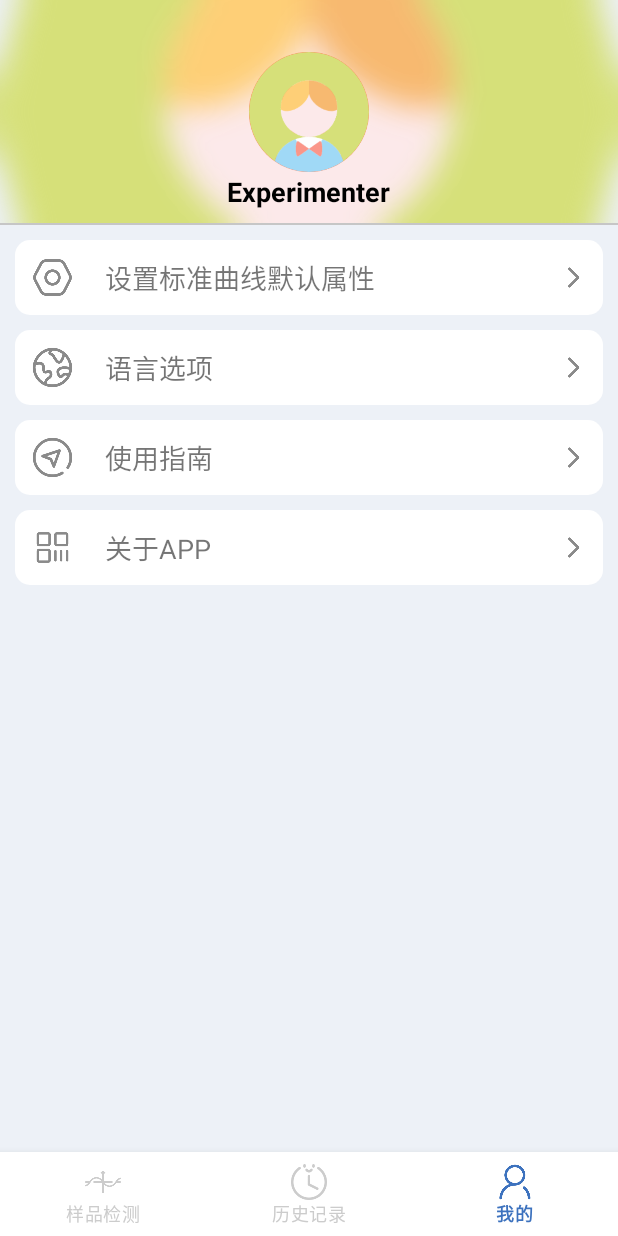
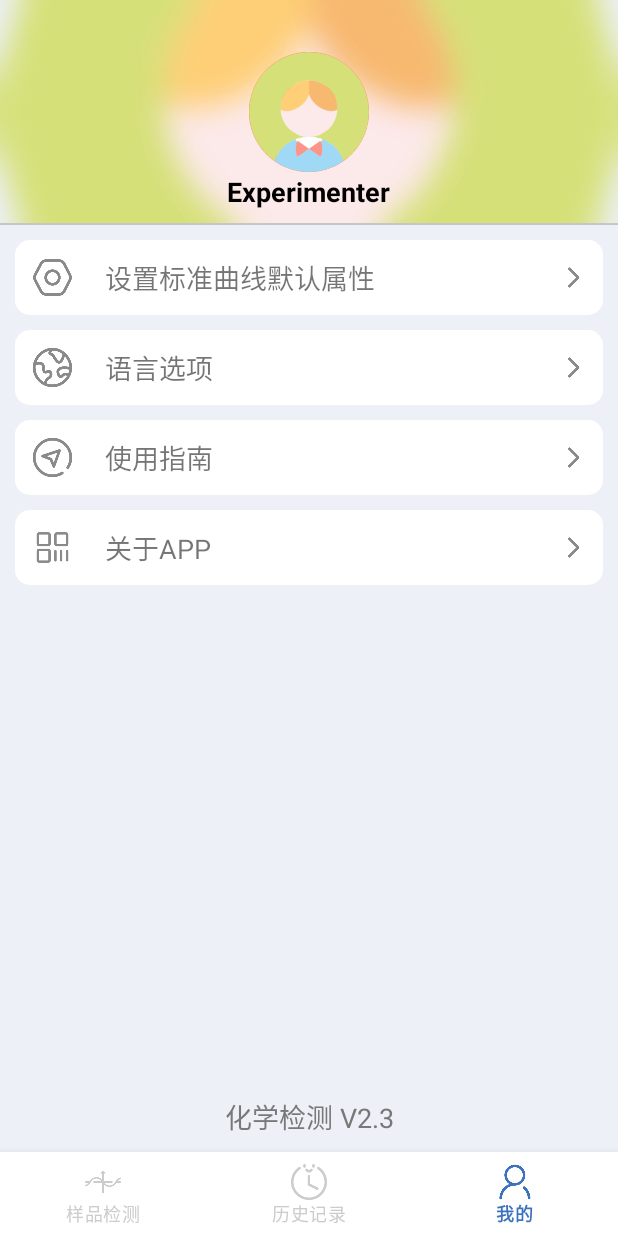
Before and after one commit to Fighting-duck/ChemicalTest, an Android app: the screen it shows after launch (BottomNavigationActivity), item 3 of the bottom bar chosen, on a phone screen of 412 x 824 dp. Run offline under Robolectric (Android 15) with nearby library versions, the phone set to English and light mode, and no system bars; our stand-ins replace Room's generated code; libraries missing offline, so code that uses them is left out: com.blankj.utilcode, com.github.mikephil.charting; 4 statements that could not run were skipped.

```diff
--- a/app/src/main/java/com/lsy/chemicaltest_new/activitys/smpleTest/ColorimetricActivity.java
+++ b/app/src/main/java/com/lsy/chemicaltest_new/activitys/smpleTest/ColorimetricActivity.java
@@ -313,7 +313,7 @@ public class ColorimetricActivity extends BaseActivity {
 
     @NonNull
     private SelectCurveFragment getSelectCurveFragment() {
-        SelectCurveFragment dialogFragment = new SelectCurveFragment();
+        SelectCurveFragment dialogFragment = new SelectCurveFragment(2);
         dialogFragment.setOnSelectCurveListener(new SelectCurveFragment.OnFragmentChangeListener() {
             @Override
             public void onSelectCurve(StandardCurve selectCurve) {
--- a/app/src/main/java/com/lsy/chemicaltest_new/activitys/smpleTest/ThermalActivity.java
+++ b/app/src/main/java/com/lsy/chemicaltest_new/activitys/smpleTest/ThermalActivity.java
@@ -207,7 +207,7 @@ public class ThermalActivity extends BaseActivity implements EasyPermissions.Per
 
     @NonNull
     private SelectCurveFragment getSelectCurveFragment() {
-        SelectCurveFragment dialogFragment = new SelectCurveFragment();
+        SelectCurveFragment dialogFragment = new SelectCurveFragment(3);
         dialogFragment.setOnSelectCurveListener(new SelectCurveFragment.OnFragmentChangeListener() {
             @Override
             public void onSelectCurve(StandardCurve selectCurve) {
--- a/app/src/main/java/com/lsy/chemicaltest_new/fragments/MineFragment.java
+++ b/app/src/main/java/com/lsy/chemicaltest_new/fragments/MineFragment.java
@@ -1,6 +1,7 @@
 package com.lsy.chemicaltest_new.fragments;
 
 
+import android.annotation.SuppressLint;
 import android.app.AlertDialog;
 import android.app.Dialog;
 import android.content.Context;
@@ -23,6 +24,7 @@ import androidx.lifecycle.ViewModelProvider;
 
 import com.bumptech.glide.Glide;
 import com.bumptech.glide.load.resource.bitmap.CircleCrop;
+import com.lsy.chemicaltest_new.BuildConfig;
 import com.lsy.chemicaltest_new.MyApplication;
 import com.lsy.chemicaltest_new.R;
 import com.lsy.chemicaltest_new.activitys.BottomNavigationActivity;
@@ -87,7 +89,10 @@ public class MineFragment extends Fragment {
     }
 
 
+    @SuppressLint("SetTextI18n")
     private void initUI() {
+        String appName = getString(R.string.app_name);
+        mBinding.tvVersion.setText(appName+ " V" + BuildConfig.VERSION_NAME);
         mBinding.flSetting.setOnClickListener(this::onClick);
         mBinding.tvExperimenterName.setOnClickListener(this::onClick);
         mBinding.flUseLanguage.setOnClickListener(this::onClick);
@@ -163,6 +168,7 @@ public class MineFragment extends Fragment {
                 mAvatarHelper.loadAvatar(experimenter.getImage()); //  加载模糊头像背景
             }
         });
+
     }
 
     public void setImage(Bitmap bitmap) {
--- a/app/src/main/res/layout/fragment_mine.xml
+++ b/app/src/main/res/layout/fragment_mine.xml
@@ -50,7 +50,8 @@
     <LinearLayout
         android:orientation="vertical"
         android:layout_width="match_parent"
-        android:layout_height="match_parent"
+        android:layout_height="0dp"
+        android:layout_weight="1"
         android:padding="10dp">
         <FrameLayout
             android:id="@+id/fl_setting"
@@ -172,5 +173,14 @@
                 tools:ignore="RtlHardcoded" />
         </FrameLayout>
     </LinearLayout>
+    <TextView
+        android:id="@+id/tv_version"
+        android:layout_width="match_parent"
+        android:layout_height="wrap_content"
+        android:textSize="18sp"
+        android:textColor="@color/text_color_light"
+        android:layout_gravity="bottom"
+        android:gravity="center_horizontal"
+        android:layout_marginBottom="10dp"/>
 
 </LinearLayout>
```
Also changed, not shown: app/src/main/java/com/lsy/chemicaltest_new/activitys/smpleTest/ElectricalTestActivity.java (+7 -3 lines), app/src/main/java/com/lsy/chemicaltest_new/fragments/SelectCurveFragment.java (+9 -0 lines).
